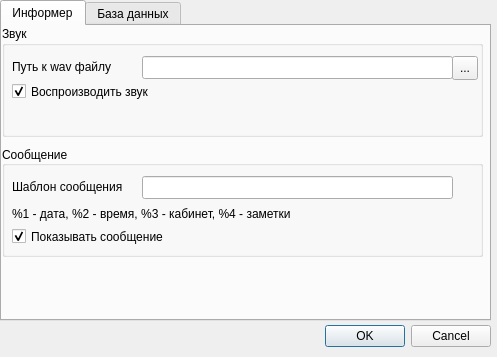
Above: settingsdialog.ui from group93492/equipment-reminder before the change. Below: the same form after it.
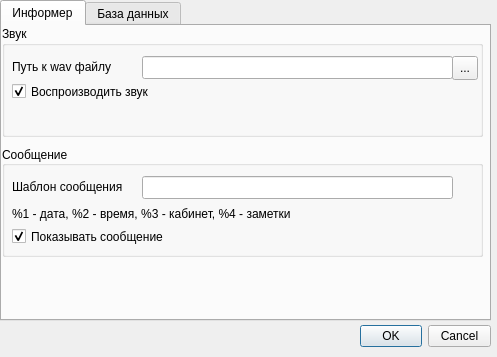
That is the form after the change.

```diff
--- a/settingsdialog.ui
+++ b/settingsdialog.ui
@@ -10,15 +10,27 @@
     <height>357</height>
    </rect>
   </property>
+  <property name="minimumSize">
+   <size>
+    <width>497</width>
+    <height>357</height>
+   </size>
+  </property>
+  <property name="maximumSize">
+   <size>
+    <width>497</width>
+    <height>357</height>
+   </size>
+  </property>
   <property name="windowTitle">
    <string>Настройки</string>
   </property>
   <widget class="QDialogButtonBox" name="buttonBox">
    <property name="geometry">
     <rect>
-     <x>150</x>
+     <x>360</x>
      <y>320</y>
-     <width>341</width>
+     <width>131</width>
      <height>32</height>
     </rect>
    </property>
```
